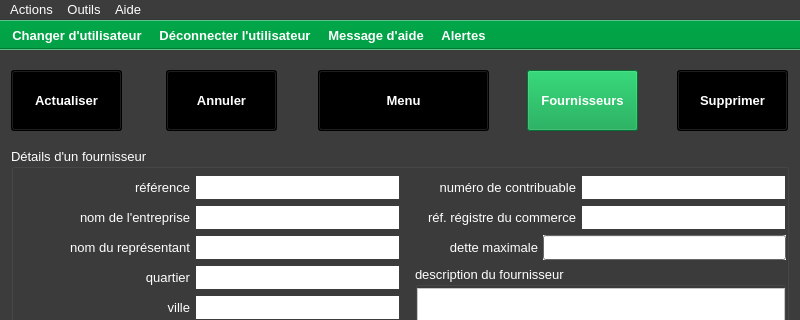
xnoumbissinoundou/yeroth-erp-3.0, file ui/yeroth-erp-modifier-fournisseur-window.ui: the form before one commit; both pictures show x 0 to 800 and y 0 to 320 of the 800 by 600 pixel window.
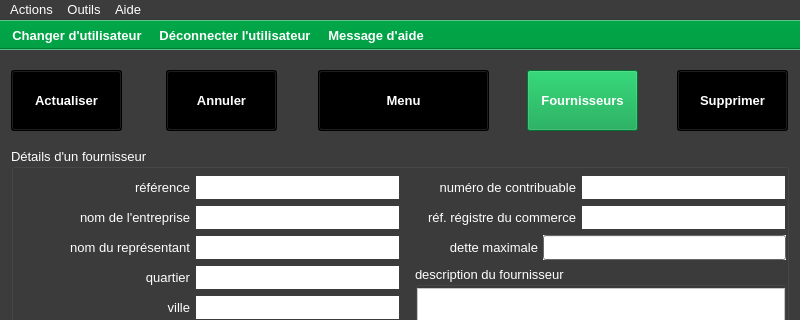
The form after the commit. Icons and pictures are not drawn. Custom widgets are drawn as their Qt base class.

```diff
--- a/ui/yeroth-erp-modifier-fournisseur-window.ui
+++ b/ui/yeroth-erp-modifier-fournisseur-window.ui
@@ -13142,7 +13142,6 @@
    <addaction name="actionChanger_utilisateur"/>
    <addaction name="actionDeconnecter_utilisateur"/>
    <addaction name="actionAppeler_aide"/>
-   <addaction name="actionAlertes"/>
   </widget>
   <action name="actionA_propos">
    <property name="text">
@@ -13237,21 +13236,6 @@
     </font>
    </property>
   </action>
-  <action name="actionAlertes">
-   <property name="text">
-    <string>Alertes</string>
-   </property>
-   <property name="toolTip">
-    <string>Alertes</string>
-   </property>
-   <property name="font">
-    <font>
-     <pointsize>10</pointsize>
-     <weight>75</weight>
-     <bold>true</bold>
-    </font>
-   </property>
-  </action>
   <action name="actionAdministration">
    <property name="text">
     <string>Administration</string>
```
Left out of the diff: 2 changed lines with no effect on the pictures.
